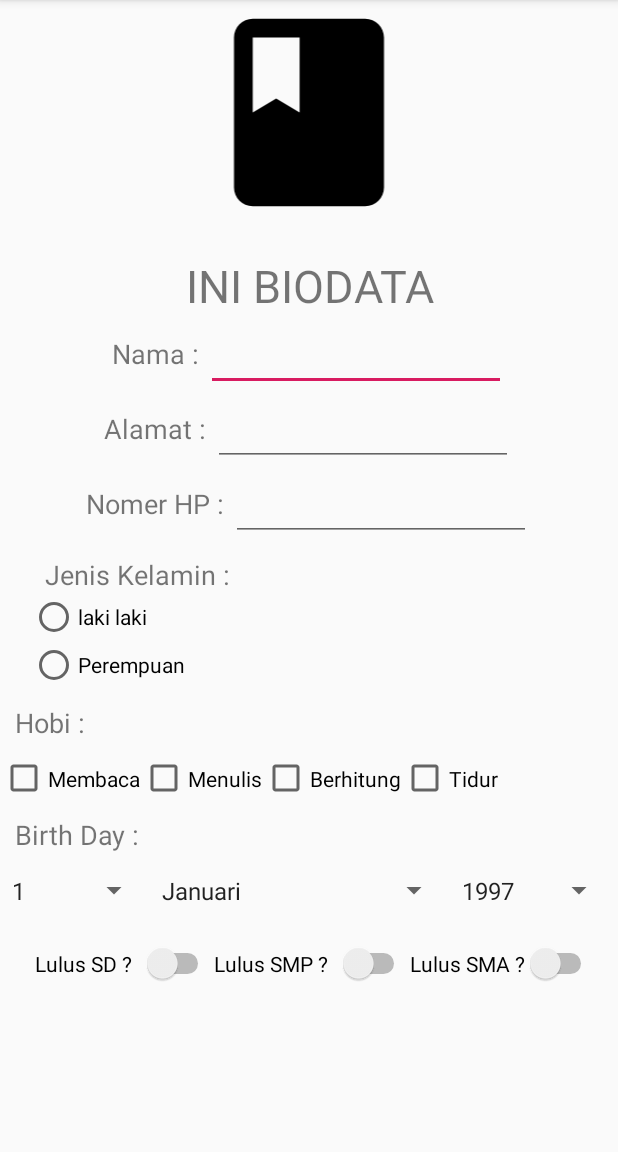
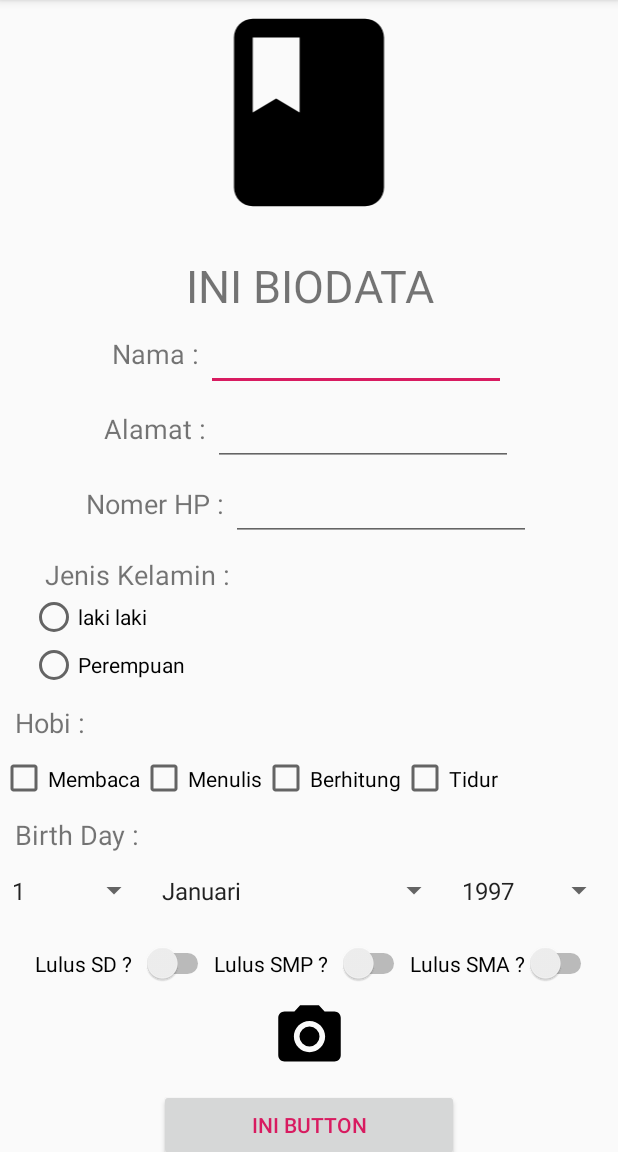
Before and after one commit to gaizkazaqhariou/All-Component, an Android app: the screen it shows after launch (MainActivity), on a phone screen of 412 x 824 dp, the part 84-1236 px from its top. Run offline under Robolectric (Android 15) with nearby library versions, the phone set to English and light mode, and no system bars.

Commit message:
Cuma nambah Button sama Image Button

```diff
--- /dev/null
+++ b/app/src/main/res/drawable/ic_camera_alt_black_24dp.xml
@@ -0,0 +1,12 @@
+<vector xmlns:android="http://schemas.android.com/apk/res/android"
+    android:width="50dp"
+    android:height="50dp"
+    android:viewportWidth="24.0"
+    android:viewportHeight="24.0">
+    <path
+        android:fillColor="#FF000000"
+        android:pathData="M12,12m-3.2,0a3.2,3.2 0,1 1,6.4 0a3.2,3.2 0,1 1,-6.4 0" />
+    <path
+        android:fillColor="#FF000000"
+        android:pathData="M9,2L7.17,4L4,4c-1.1,0 -2,0.9 -2,2v12c0,1.1 0.9,2 2,2h16c1.1,0 2,-0.9 2,-2L22,6c0,-1.1 -0.9,-2 -2,-2h-3.17L15,2L9,2zM12,17c-2.76,0 -5,-2.24 -5,-5s2.24,-5 5,-5 5,2.24 5,5 -2.24,5 -5,5z" />
+</vector>
--- a/app/src/main/res/layout/activity_main.xml
+++ b/app/src/main/res/layout/activity_main.xml
@@ -247,6 +247,20 @@
                     tools:ignore="NotSibling" />
 
             </RelativeLayout>
+
+            <ImageButton
+                style="?android:attr/borderlessButtonStyle"
+                android:layout_width="wrap_content"
+                android:layout_height="wrap_content"
+                android:layout_gravity="center"
+                android:src="@drawable/ic_camera_alt_black_24dp" />
+
+            <Button
+                android:layout_width="200dp"
+                android:layout_height="wrap_content"
+                android:layout_gravity="center"
+                android:text="Ini Button"
+                android:textColor="?attr/colorAccent" />
         </LinearLayout>
     </ScrollView>
 </androidx.constraintlayout.widget.ConstraintLayout>
```
